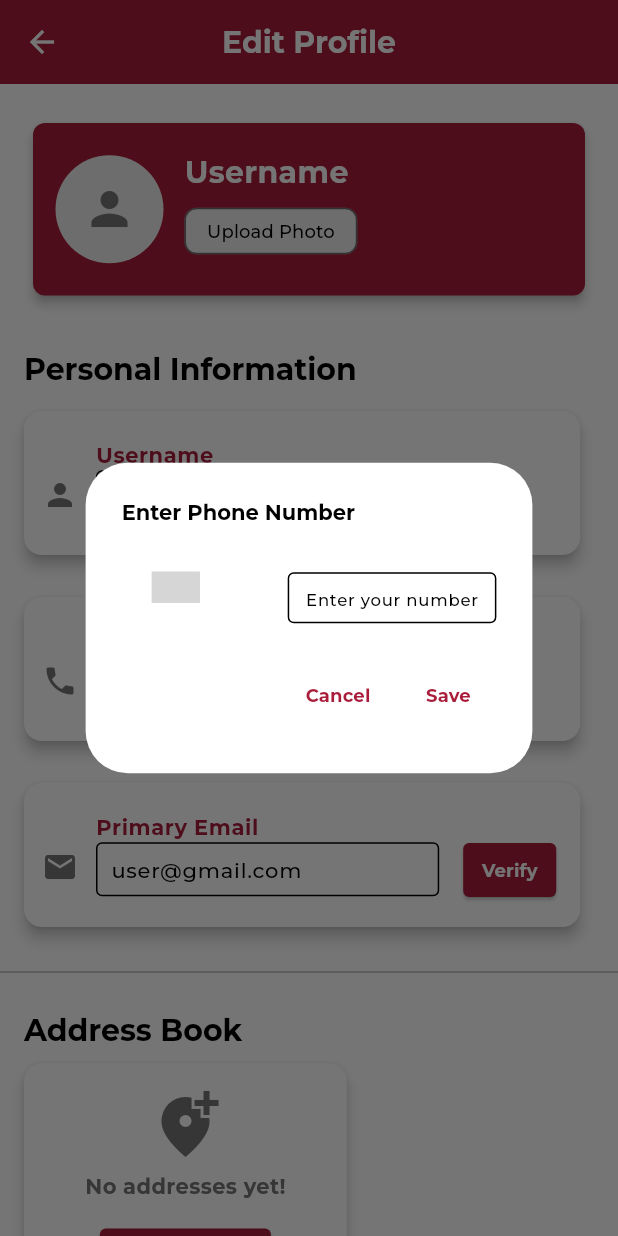
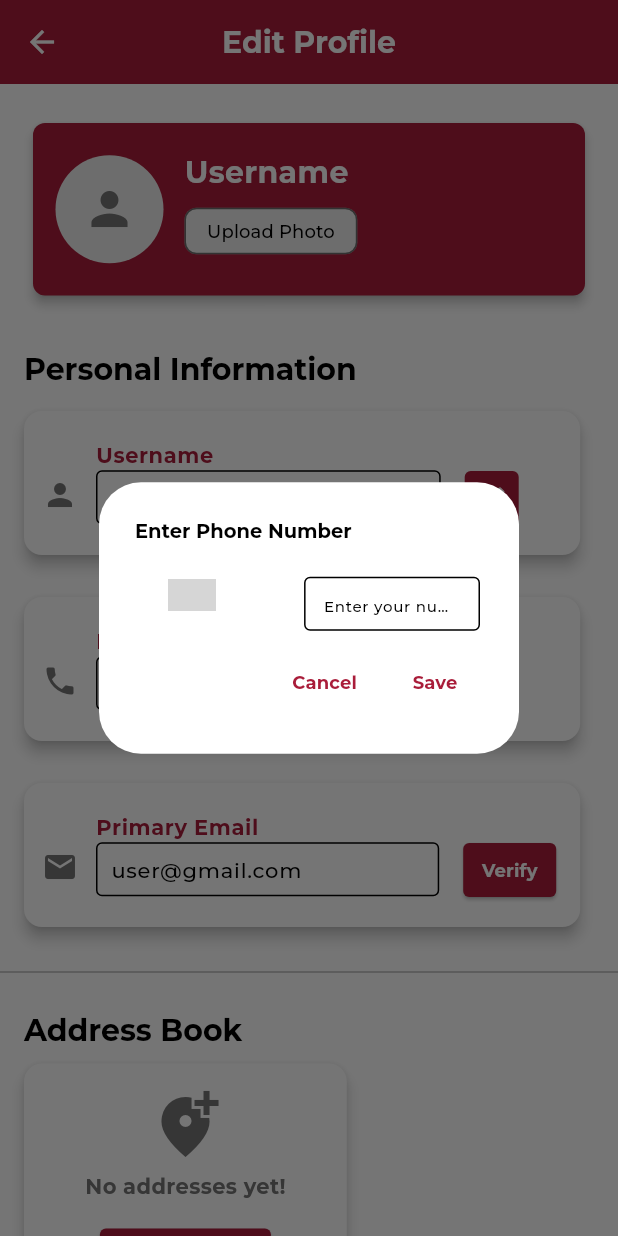
Before and after one commit to AlleTre-E-Commerce-Complex/alletre-flutter, a Flutter app: the EditProfileScreen screen opened by its route, after a tap on the "add ic call" icon, on a phone screen of 412 x 824 dp. Run offline on Flutter 3.47's test engine with Material 3 defaults, Android fonts, the phone set to English and light mode, and no system bars; drawn by our look-alikes of intl_phone_number_input; our stand-ins replace carousel_slider, flutter_svg, package_info_plus, slide_to_act; grey boxes are pictures that could not be loaded.

Commit message:
phone dialog with country code modified

```diff
--- a/lib/view/widgets/edit profile widgets/custom button widgets/add_phone_button.dart
+++ b/lib/view/widgets/edit profile widgets/custom button widgets/add_phone_button.dart
@@ -21,7 +21,7 @@ class AddPhoneButton extends StatelessWidget {
           color: primaryColor,
         ),
         child: IconButton(
-          icon: const Icon(Icons.add_ic_call_sharp, color: Colors.white, size: 20),
+          icon: const Icon(Icons.add_ic_call_sharp, color: secondaryColor, size: 20),
           onPressed: () async {
             // Open dialog to input phone number
             final phoneNumber = await _showPhoneNumberDialog(context);
@@ -38,14 +38,21 @@ class AddPhoneButton extends StatelessWidget {
   }
 
   // Function to show the phone number dialog
+  // Function to show the phone number dialog
 Future<String?> _showPhoneNumberDialog(BuildContext context) async {
   String? phoneNumber = '';
   return showDialog<String>(
     context: context,
     builder: (BuildContext context) {
       return AlertDialog(
-          title: const Text('Enter Phone Number', style: TextStyle(fontSize: 14, fontWeight: FontWeight.w600)),
-          content: Column(
+        title: const Text(
+          'Enter Phone Number',
+          style: TextStyle(fontSize: 13, fontWeight: FontWeight.w600),
+        ),
+        contentPadding: const EdgeInsets.symmetric(horizontal: 26.0, vertical: 10.0),
+        content: SizedBox(
+          width: MediaQuery.of(context).size.width * 0.2, // Set smaller width
+          child: Column(
             mainAxisSize: MainAxisSize.min,
             children: [
               InternationalPhoneNumberInput(
@@ -62,40 +69,36 @@ class AddPhoneButton extends StatelessWidget {
                 keyboardType: TextInputType.number,
                 inputBorder: const OutlineInputBorder(),
                 inputDecoration: const InputDecoration(
-                  hintText: 'Enter your number', hintStyle: TextStyle(fontSize: 11),
+                  hintText: 'Enter your number',
+                  hintStyle: TextStyle(fontSize: 10),
                   border: OutlineInputBorder(),
-                  contentPadding: EdgeInsets.symmetric(vertical: 5, horizontal: 8), // Reduced padding
+                  contentPadding: EdgeInsets.symmetric(vertical: 6, horizontal: 9), // Reduced padding
                   isDense: true, // Makes the input field more compact
                 ),
-                // Adding custom controller to manually format the input
                 onSaved: (PhoneNumber number) {
                   phoneNumber = number.phoneNumber;
                 },
               ),
             ],
           ),
+        ),
         actions: [
-            Padding(
-              padding: const EdgeInsets.only(bottom: 4.0),
-              child: TextButton(
+          TextButton(
             onPressed: () {
               Navigator.pop(context);
             },
             child: const Text('Cancel', style: TextStyle(fontSize: 12)),
           ),
-            ),
-            Padding(
-              padding: const EdgeInsets.only(bottom: 4.0),
-              child: TextButton(
+          TextButton(
             onPressed: () {
               Navigator.pop(context, phoneNumber); // Returns phone number
             },
             child: const Text('Save', style: TextStyle(fontSize: 12)),
-              ),
           ),
         ],
       );
     },
   );
 }
+
 }
```
Lines whose indentation alone changed are shown as unchanged.
